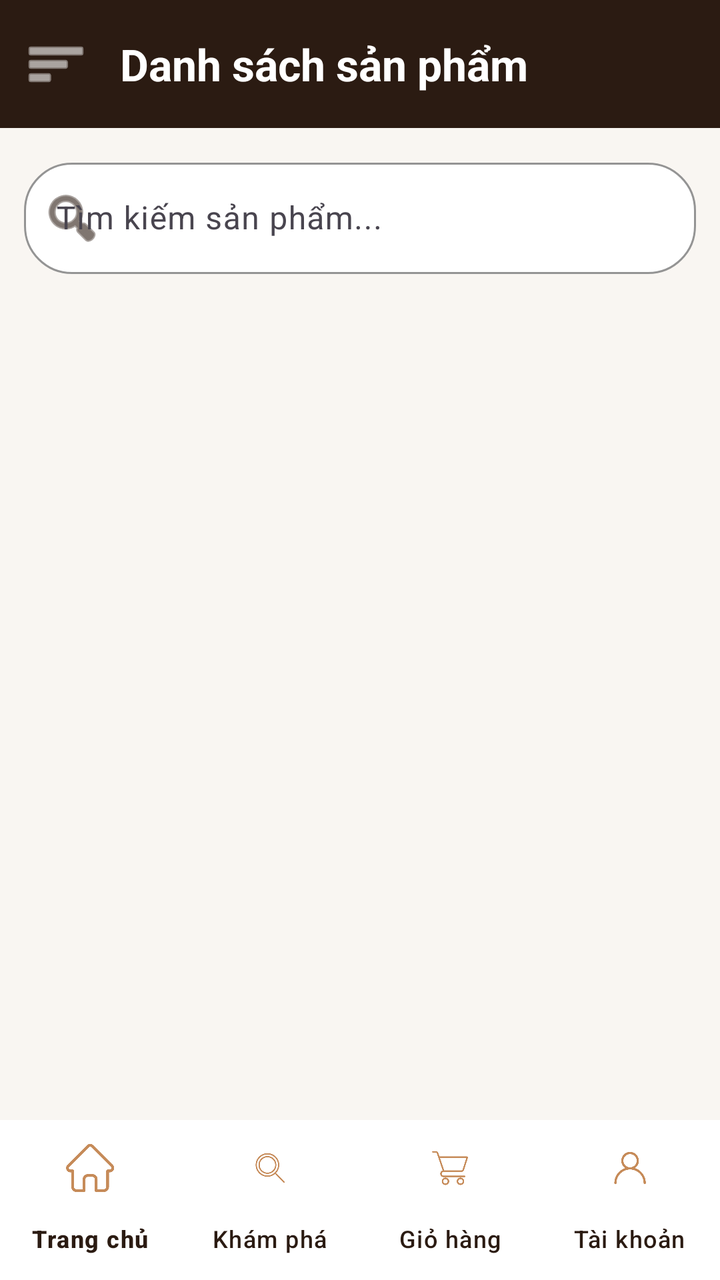
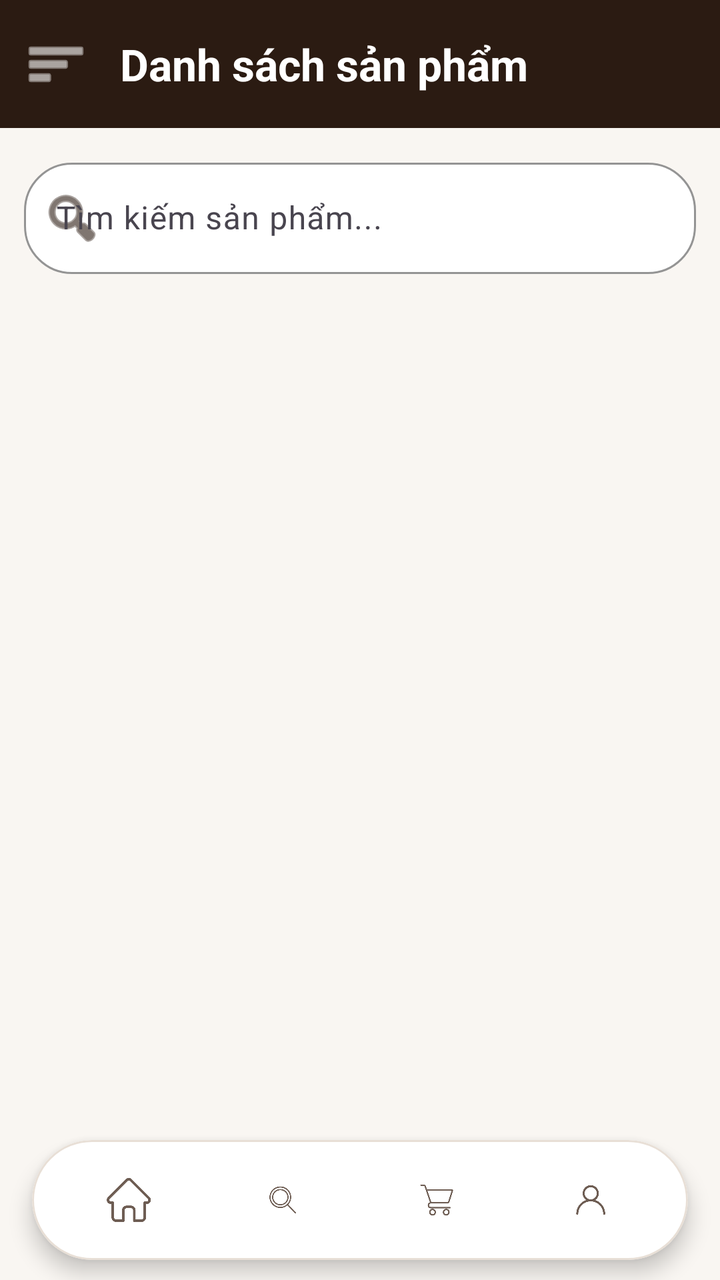

Screens rendered from an Android XML layout before and after an edit, with the pre-edit source and the edit as a unified diff.
<!-- AndroidManifest.xml: application theme Theme.MobilePro -->
<!-- res/layout/activity_product_list.xml -->
<?xml version="1.0" encoding="utf-8"?>

<androidx.drawerlayout.widget.DrawerLayout
    xmlns:android="http://schemas.android.com/apk/res/android"
    xmlns:app="http://schemas.android.com/apk/res-auto"
    android:id="@+id/drawerLayout"
    android:layout_width="match_parent"
    android:layout_height="match_parent">

    <LinearLayout
        android:layout_width="match_parent"
        android:layout_height="match_parent"
        android:background="@color/cream"
        android:orientation="vertical">

        <com.google.android.material.appbar.MaterialToolbar
            android:id="@+id/topAppBar"
            android:layout_width="match_parent"
            android:layout_height="?attr/actionBarSize"
            android:background="@color/brown"
            app:navigationIcon="@android:drawable/ic_menu_sort_by_size"
            app:navigationIconTint="@color/white"
            app:title="Danh sách sản phẩm"
            app:titleTextAppearance="@style/ToolbarTitleBold"
            app:titleTextColor="@color/white" />

        <com.google.android.material.textfield.TextInputLayout
            style="@style/Widget.Material3.TextInputLayout.OutlinedBox"
            android:layout_width="match_parent"
            android:layout_height="wrap_content"
            android:layout_marginHorizontal="12dp"
            android:layout_marginTop="12dp"
            android:hint="Tìm kiếm sản phẩm..."
            app:boxBackgroundColor="@color/white"
            app:boxCornerRadiusBottomEnd="24dp"
            app:boxCornerRadiusBottomStart="24dp"
            app:boxCornerRadiusTopEnd="24dp"
            app:boxCornerRadiusTopStart="24dp"
            app:boxStrokeColor="@color/brown"
            app:endIconMode="clear_text"
            app:startIconDrawable="@android:drawable/ic_menu_search"
            app:startIconTint="@color/brown">

            <com.google.android.material.textfield.TextInputEditText
                android:id="@+id/edtSearch"
                android:layout_width="match_parent"
                android:layout_height="wrap_content"
                android:inputType="text"
                android:maxLines="1"
                android:textColor="@color/brown" />
        </com.google.android.material.textfield.TextInputLayout>

        <HorizontalScrollView
            android:layout_width="match_parent"
            android:layout_height="wrap_content"
            android:clipToPadding="false"
            android:paddingHorizontal="12dp"
            android:paddingVertical="8dp"
            android:scrollbars="none">

            <com.google.android.material.chip.ChipGroup
                android:id="@+id/chipGroupCategory"
                android:layout_width="wrap_content"
                android:layout_height="wrap_content"
                app:selectionRequired="true"
                app:singleLine="true"
                app:singleSelection="true" />
        </HorizontalScrollView>

        <androidx.recyclerview.widget.RecyclerView
            android:id="@+id/recyclerProducts"
            android:layout_width="match_parent"
            android:layout_height="0dp"
            android:layout_weight="1"
            android:clipToPadding="false"
            android:paddingHorizontal="6dp"
            android:paddingBottom="12dp" />

        <com.google.android.material.bottomnavigation.BottomNavigationView
            android:id="@+id/bottomNav"
            android:layout_width="match_parent"
            android:layout_height="wrap_content"
            android:background="@color/white"
            app:itemActiveIndicatorStyle="@null"
            app:itemIconTint="@color/caramel"
            app:itemTextColor="@color/brown"
            app:labelVisibilityMode="labeled"
            app:menu="@menu/bottom_nav_menu" />

    </LinearLayout>

    <com.google.android.material.navigation.NavigationView
        android:id="@+id/navigationView"
        android:layout_width="wrap_content"
        android:layout_height="match_parent"
        android:layout_gravity="start"
        android:background="@color/cream"
        app:itemIconTint="@color/brown"
        app:itemTextColor="@color/brown"
        app:menu="@menu/drawer_menu" />

</androidx.drawerlayout.widget.DrawerLayout>
<!-- resources referenced by this layout -->
<resources>
  <color name="brown">#2B1B12</color>
  <color name="caramel">#C68B59</color>
  <color name="cream">#F9F6F2</color>
  <color name="white">#FFFFFFFF</color>
  <style name="ToolbarTitleBold" parent="TextAppearance.Material3.TitleLarge">
          <item name="android:textStyle">bold</item>
      </style>
  <style name="Theme.MobilePro" parent="Base.Theme.MobilePro" />
  <style name="Base.Theme.MobilePro" parent="Theme.Material3.DayNight.NoActionBar">
          
          
      </style>
</resources>

<!-- the commit's change to res/layout/activity_product_list.xml (unified diff, before → after) -->
@@ -76,16 +76,7 @@
             android:paddingHorizontal="6dp"
             android:paddingBottom="12dp" />
 
-        <com.google.android.material.bottomnavigation.BottomNavigationView
-            android:id="@+id/bottomNav"
-            android:layout_width="match_parent"
-            android:layout_height="wrap_content"
-            android:background="@color/white"
-            app:itemActiveIndicatorStyle="@null"
-            app:itemIconTint="@color/caramel"
-            app:itemTextColor="@color/brown"
-            app:labelVisibilityMode="labeled"
-            app:menu="@menu/bottom_nav_menu" />
+        <include layout="@layout/layout_bottom_nav" />
 
     </LinearLayout>
 
@@ -100,3 +91,144 @@
         app:menu="@menu/drawer_menu" />
 
 </androidx.drawerlayout.widget.DrawerLayout>
+<!-- res/layout/layout_bottom_nav.xml (included above) -->
+<?xml version="1.0" encoding="utf-8"?>
+
+<com.google.android.material.card.MaterialCardView
+    xmlns:android="http://schemas.android.com/apk/res/android"
+    xmlns:app="http://schemas.android.com/apk/res-auto"
+    android:layout_width="match_parent"
+    android:layout_height="wrap_content"
+    android:layout_marginHorizontal="16dp"
+    android:layout_marginVertical="10dp"
+    app:cardBackgroundColor="@color/white"
+    app:cardCornerRadius="32dp"
+    app:cardElevation="6dp"
+    app:strokeColor="@color/cream_border"
+    app:strokeWidth="1dp">
+
+    <LinearLayout
+        android:layout_width="match_parent"
+        android:layout_height="60dp"
+        android:gravity="center_vertical"
+        android:orientation="horizontal"
+        android:paddingHorizontal="10dp">
+
+        <LinearLayout
+            android:id="@+id/navTabHome"
+            android:layout_width="0dp"
+            android:layout_height="44dp"
+            android:layout_weight="1"
+            android:gravity="center"
+            android:orientation="horizontal"
+            android:paddingHorizontal="12dp">
+
+            <ImageView
+                android:id="@+id/ivNavHome"
+                android:layout_width="22dp"
+                android:layout_height="22dp"
+                android:src="@drawable/ic_home"
+                app:tint="@color/brown_light" />
+
+            <TextView
+                android:id="@+id/tvNavHome"
+                android:layout_width="wrap_content"
+                android:layout_height="wrap_content"
+                android:layout_marginStart="6dp"
+                android:maxLines="1"
+                android:text="Trang chủ"
+                android:textColor="@color/white"
+                android:textSize="13sp"
+                android:textStyle="bold"
+                android:visibility="gone" />
+        </LinearLayout>
+
+        <LinearLayout
+            android:id="@+id/navTabExplore"
+            android:layout_width="0dp"
+            android:layout_height="44dp"
+            android:layout_weight="1"
+            android:gravity="center"
+            android:orientation="horizontal"
+            android:paddingHorizontal="12dp">
+
+            <ImageView
+                android:id="@+id/ivNavExplore"
+                android:layout_width="22dp"
+                android:layout_height="22dp"
+                android:src="@drawable/ic_explore"
+                app:tint="@color/brown_light" />
+
+            <TextView
+                android:id="@+id/tvNavExplore"
+                android:layout_width="wrap_content"
+                android:layout_height="wrap_content"
+                android:layout_marginStart="6dp"
+                android:maxLines="1"
+                android:text="Khám phá"
+                android:textColor="@color/white"
+                android:textSize="13sp"
+                android:textStyle="bold"
+                android:visibility="gone" />
+        </LinearLayout>
+
+        <LinearLayout
+            android:id="@+id/navTabCart"
+            android:layout_width="0dp"
+            android:layout_height="44dp"
+            android:layout_weight="1"
+            android:gravity="center"
+            android:orientation="horizontal"
+            android:paddingHorizontal="12dp">
+
+            <ImageView
+                android:id="@+id/ivNavCart"
+                android:layout_width="22dp"
+                android:layout_height="22dp"
+                android:src="@drawable/ic_cart"
+                app:tint="@color/brown_light" />
+
+            <TextView
+                android:id="@+id/tvNavCart"
+                android:layout_width="wrap_content"
+                android:layout_height="wrap_content"
+                android:layout_marginStart="6dp"
+                android:maxLines="1"
+                android:text="Giỏ hàng"
+                android:textColor="@color/white"
+                android:textSize="13sp"
+                android:textStyle="bold"
+                android:visibility="gone" />
+        </LinearLayout>
+
+        <LinearLayout
+            android:id="@+id/navTabAccount"
+            android:layout_width="0dp"
+            android:layout_height="44dp"
+            android:layout_weight="1"
+            android:gravity="center"
+            android:orientation="horizontal"
+            android:paddingHorizontal="12dp">
+
+            <ImageView
+                android:id="@+id/ivNavAccount"
+                android:layout_width="22dp"
+                android:layout_height="22dp"
+                android:src="@drawable/ic_account"
+                app:tint="@color/brown_light" />
+
+            <TextView
+                android:id="@+id/tvNavAccount"
+                android:layout_width="wrap_content"
+                android:layout_height="wrap_content"
+                android:layout_marginStart="6dp"
+                android:maxLines="1"
+                android:text="Tài khoản"
+                android:textColor="@color/white"
+                android:textSize="13sp"
+                android:textStyle="bold"
+                android:visibility="gone" />
+        </LinearLayout>
+
+    </LinearLayout>
+</com.google.android.material.card.MaterialCardView>
<!-- resource entries referenced after the edit -->
@@ -1,9 +1,14 @@
 <!-- resources referenced by this layout -->
 <resources>
   <color name="brown">#2B1B12</color>
-  <color name="caramel">#C68B59</color>
+  <color name="brown_light">#6E5D53</color>
   <color name="cream">#F9F6F2</color>
+  <color name="cream_border">#E8DFD6</color>
   <color name="white">#FFFFFFFF</color>
+  <!-- drawable ic_account: png bitmap (drawable, 20762 bytes) -->
+  <!-- drawable ic_cart: png bitmap (drawable, 26022 bytes) -->
+  <!-- drawable ic_explore: png bitmap (drawable, 33560 bytes) -->
+  <!-- drawable ic_home: png bitmap (drawable, 24045 bytes) -->
   <style name="ToolbarTitleBold" parent="TextAppearance.Material3.TitleLarge">
           <item name="android:textStyle">bold</item>
       </style>
